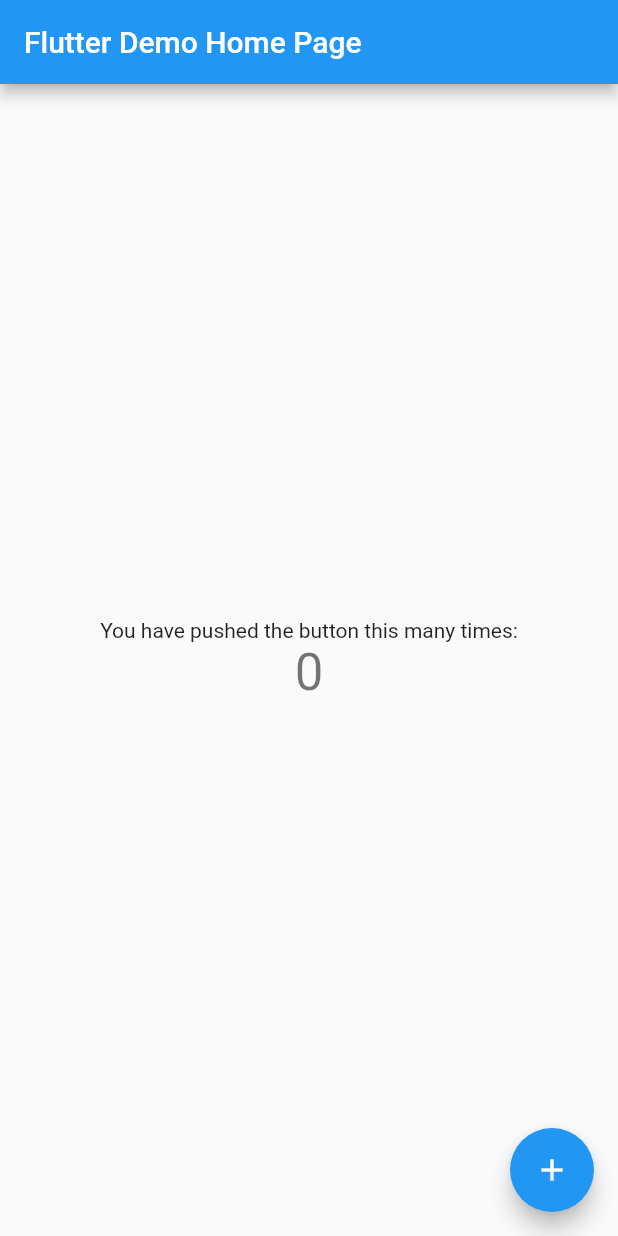
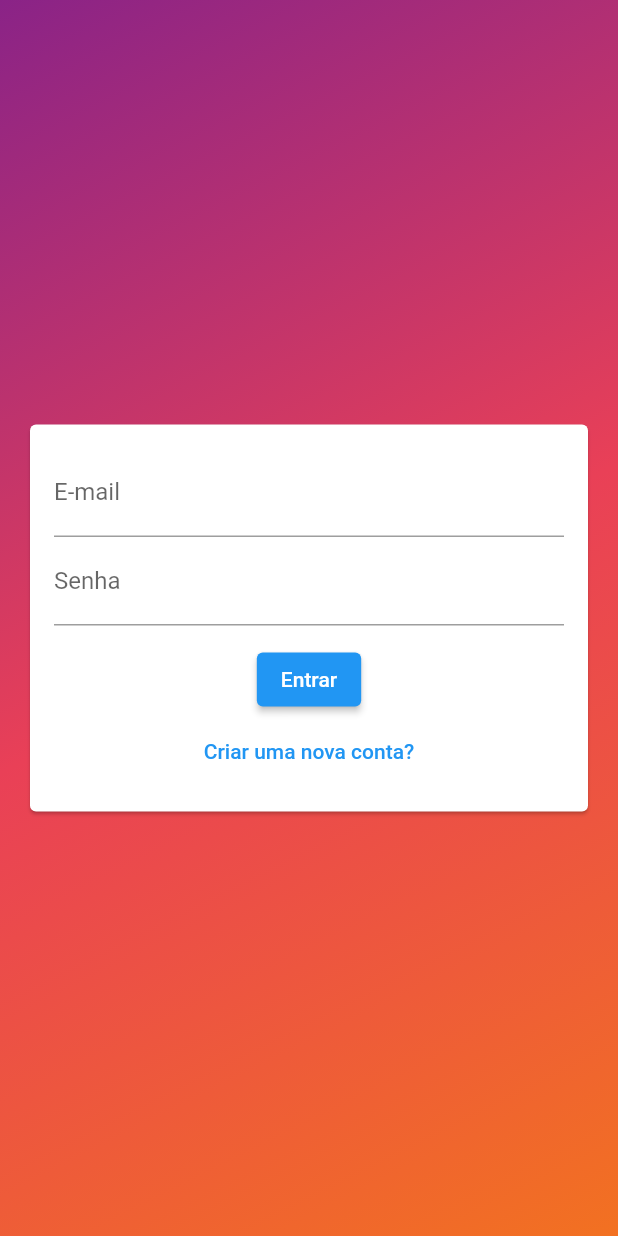
Before and after one commit to Leonardo-Barcelos/flutter_app_clinica_web, a Flutter app: the screen it shows after launch, on a phone screen of 412 x 824 dp. Run offline on Flutter 3.47's test engine with Material 2 defaults, Android fonts, the phone set to English and light mode, and no system bars; our stand-ins replace image_picker; missing offline and left inert: image_picker_web.

Commit message:
Adição do image picker; formulario de login;

```diff
--- /dev/null
+++ b/lib/components/forms/auth_form.dart
@@ -0,0 +1,100 @@
+import 'dart:io';
+
+import 'package:flutter/material.dart';
+import 'package:flutter_app_clinica_web/components/component/user_image_picker.dart';
+import 'package:flutter_app_clinica_web/core/models/auth_form_data.dart';
+
+class AuthForm extends StatefulWidget {
+  const AuthForm({Key? key}) : super(key: key);
+
+  @override
+  _AuthFormState createState() => _AuthFormState();
+}
+
+class _AuthFormState extends State<AuthForm> {
+  final _formKey = GlobalKey<FormState>();
+  final _formData = AuthFormData();
+
+  @override
+  Widget build(BuildContext context) {
+    return Card(
+      margin: const EdgeInsets.all(20),
+      child: Padding(
+        padding: const EdgeInsets.all(16),
+        child: Form(
+          key: _formKey,
+          child: Column(
+            children: [
+              if (_formData.isSignup)
+                UserImagePicker(
+                  onImagePick: _handleImagePick,
+                ),
+              if (_formData.isSignup)
+                TextFormField(
+                  key: const ValueKey('name'),
+                  initialValue: _formData.name,
+                  onChanged: (name) => _formData.name = name,
+                  decoration: const InputDecoration(labelText: 'Nome'),
+                  validator: (_name) {
+                    final name = _name ?? '';
+                    if (name.trim().length < 5) {
+                      return 'Nome deve ter no mínimo 5 caracteres.';
+                    }
+                    return null;
+                  },
+                ),
+              TextFormField(
+                key: const ValueKey('email'),
+                initialValue: _formData.email,
+                onChanged: (email) => _formData.email = email,
+                decoration: const InputDecoration(labelText: 'E-mail'),
+                validator: (_email) {
+                  final email = _email ?? '';
+                  if (!email.contains('@')) {
+                    return 'E-mail informado não é válido.';
+                  }
+                  return null;
+                },
+              ),
+              TextFormField(
+                key: const ValueKey('password'),
+                initialValue: _formData.password,
+                onChanged: (password) => _formData.password = password,
+                obscureText: true,
+                decoration: const InputDecoration(labelText: 'Senha'),
+                validator: (_password) {
+                  final password = _password ?? '';
+                  if (password.length < 6) {
+                    return 'Senha deve ter no mínimo 6 caracteres.';
+                  }
+                  return null;
+                },
+              ),
+              const SizedBox(height: 12),
+              ElevatedButton(
+                onPressed: () {},
+                child: Text(_formData.isLogin ? 'Entrar' : 'Cadastrar'),
+              ),
+              TextButton(
+                child: Text(
+                  _formData.isLogin
+                      ? 'Criar uma nova conta?'
+                      : 'Já possui conta?',
+                ),
+                onPressed: () {
+                  setState(() {
+                    _formData.toggleAuthMode();
+                  });
+                },
+              ),
+            ],
+          ),
+        ),
+      ),
+    );
+  }
+
+  void _handleImagePick(File image) {
+    _formData.image = image;
+  }
+}
--- /dev/null
+++ b/lib/core/models/auth_form_data.dart
@@ -0,0 +1,23 @@
+import 'dart:io';
+
+enum AuthMode { signup, login }
+
+class AuthFormData {
+  String name = '';
+  String email = '';
+  String password = '';
+  File? image;
+  AuthMode _mode = AuthMode.login;
+
+  bool get isLogin {
+    return _mode == AuthMode.login;
+  }
+
+  bool get isSignup {
+    return _mode == AuthMode.signup;
+  }
+
+  void toggleAuthMode() {
+    _mode = isLogin ? AuthMode.signup : AuthMode.login;
+  }
+}
--- a/lib/main.dart
+++ b/lib/main.dart
@@ -1,115 +1,6 @@
 import 'package:flutter/material.dart';
+import 'package:flutter_app_clinica_web/pages/my_app.dart';
 
 void main() {
   runApp(const MyApp());
 }
-
-class MyApp extends StatelessWidget {
-  const MyApp({Key? key}) : super(key: key);
-
-  // This widget is the root of your application.
-  @override
-  Widget build(BuildContext context) {
-    return MaterialApp(
-      title: 'Flutter Demo',
-      theme: ThemeData(
-        // This is the theme of your application.
-        //
-        // Try running your application with "flutter run". You'll see the
-        // application has a blue toolbar. Then, without quitting the app, try
-        // changing the primarySwatch below to Colors.green and then invoke
-        // "hot reload" (press "r" in the console where you ran "flutter run",
-        // or simply save your changes to "hot reload" in a Flutter IDE).
-        // Notice that the counter didn't reset back to zero; the application
-        // is not restarted.
-        primarySwatch: Colors.blue,
-      ),
-      home: const MyHomePage(title: 'Flutter Demo Home Page'),
-    );
-  }
-}
-
-class MyHomePage extends StatefulWidget {
-  const MyHomePage({Key? key, required this.title}) : super(key: key);
-
-  // This widget is the home page of your application. It is stateful, meaning
-  // that it has a State object (defined below) that contains fields that affect
-  // how it looks.
-
-  // This class is the configuration for the state. It holds the values (in this
-  // case the title) provided by the parent (in this case the App widget) and
-  // used by the build method of the State. Fields in a Widget subclass are
-  // always marked "final".
-
-  final String title;
-
-  @override
-  State<MyHomePage> createState() => _MyHomePageState();
-}
-
-class _MyHomePageState extends State<MyHomePage> {
-  int _counter = 0;
-
-  void _incrementCounter() {
-    setState(() {
-      // This call to setState tells the Flutter framework that something has
-      // changed in this State, which causes it to rerun the build method below
-      // so that the display can reflect the updated values. If we changed
-      // _counter without calling setState(), then the build method would not be
-      // called again, and so nothing would appear to happen.
-      _counter++;
-    });
-  }
-
-  @override
-  Widget build(BuildContext context) {
-    // This method is rerun every time setState is called, for instance as done
-    // by the _incrementCounter method above.
-    //
-    // The Flutter framework has been optimized to make rerunning build methods
-    // fast, so that you can just rebuild anything that needs updating rather
-    // than having to individually change instances of widgets.
-    return Scaffold(
-      appBar: AppBar(
-        // Here we take the value from the MyHomePage object that was created by
-        // the App.build method, and use it to set our appbar title.
-        title: Text(widget.title),
-      ),
-      body: Center(
-        // Center is a layout widget. It takes a single child and positions it
-        // in the middle of the parent.
-        child: Column(
-          // Column is also a layout widget. It takes a list of children and
-          // arranges them vertically. By default, it sizes itself to fit its
-          // children horizontally, and tries to be as tall as its parent.
-          //
-          // Invoke "debug painting" (press "p" in the console, choose the
-          // "Toggle Debug Paint" action from the Flutter Inspector in Android
-          // Studio, or the "Toggle Debug Paint" command in Visual Studio Code)
-          // to see the wireframe for each widget.
-          //
-          // Column has various properties to control how it sizes itself and
-          // how it positions its children. Here we use mainAxisAlignment to
-          // center the children vertically; the main axis here is the vertical
-          // axis because Columns are vertical (the cross axis would be
-          // horizontal).
-          mainAxisAlignment: MainAxisAlignment.center,
-          children: <Widget>[
-            const Text(
-              'You have pushed the button this many times:',
-            ),
-            Text(
-              '$_counter',
-              style: Theme.of(context).textTheme.headline4,
-            ),
-          ],
-        ),
-      ),
-      floatingActionButton: FloatingActionButton(
-        onPressed: _incrementCounter,
-        tooltip: 'Increment',
-        child: const Icon(Icons.add),
-      ), // This trailing comma makes auto-formatting nicer for build methods.
-    );
-  }
-}
--- /dev/null
+++ b/lib/pages/auth_page.dart
@@ -0,0 +1,47 @@
+import 'package:flutter/material.dart';
+import 'package:flutter_app_clinica_web/components/forms/auth_form.dart';
+import 'package:flutter_app_clinica_web/pages/loading_page.dart';
+
+class AuthPage extends StatefulWidget {
+  const AuthPage({Key? key}) : super(key: key);
+
+  @override
+  _AuthPageState createState() => _AuthPageState();
+}
+
+class _AuthPageState extends State<AuthPage> {
+  late bool _isLoading;
+  @override
+  Widget build(BuildContext context) {
+    _isLoading = false;
+    return Scaffold(
+      body: Container(
+        height: MediaQuery.of(context).size.height,
+        width: MediaQuery.of(context).size.width,
+        decoration: const BoxDecoration(
+          gradient: LinearGradient(
+            begin: Alignment.topLeft,
+            end: Alignment.bottomRight,
+            colors: [
+              Color(0xFF8A2387),
+              Color(0xFFE94057),
+              Color(0xFFF27121),
+            ],
+          ),
+        ),
+        child: Stack(
+          alignment: Alignment.center,
+          children: [
+            Visibility(
+              visible: _isLoading,
+              child: const LoadingPage(),
+              replacement: const SingleChildScrollView(
+                child: AuthForm(),
+              ),
+            ),
+          ],
+        ),
+      ),
+    );
+  }
+}
--- /dev/null
+++ b/lib/pages/my_app.dart
@@ -0,0 +1,22 @@
+import 'package:flutter/material.dart';
+import 'package:flutter_app_clinica_web/pages/auth_page.dart';
+
+class MyApp extends StatelessWidget {
+  const MyApp({Key? key}) : super(key: key);
+
+  // This widget is the root of your application.
+  @override
+  Widget build(BuildContext context) {
+    return MaterialApp(
+      title: '',
+      theme: _myThemeData(),
+      home: const AuthPage(),
+    );
+  }
+
+  static ThemeData _myThemeData() {
+    return ThemeData(
+      primarySwatch: Colors.blue,
+    );
+  }
+}
```
Also changed, not shown: lib/components/component/user_image_picker.dart (added, +77 -0 lines), lib/pages/loading_page.dart (added, +27 -0 lines), pubspec.yaml (+5 -3 lines), pubspec.lock.
